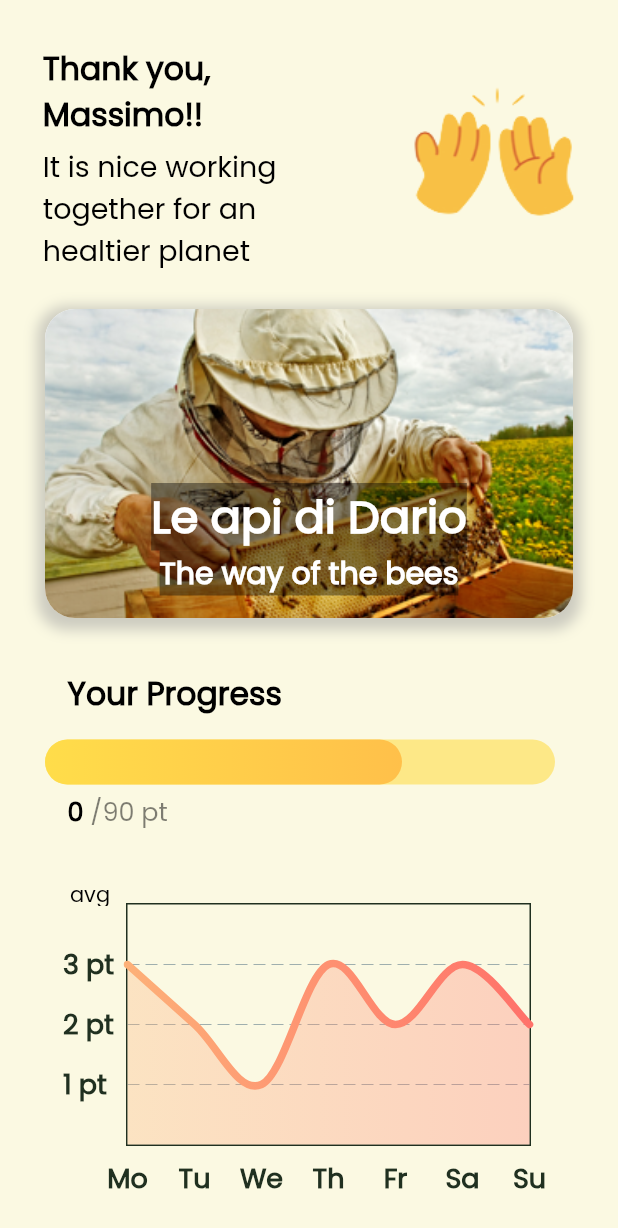
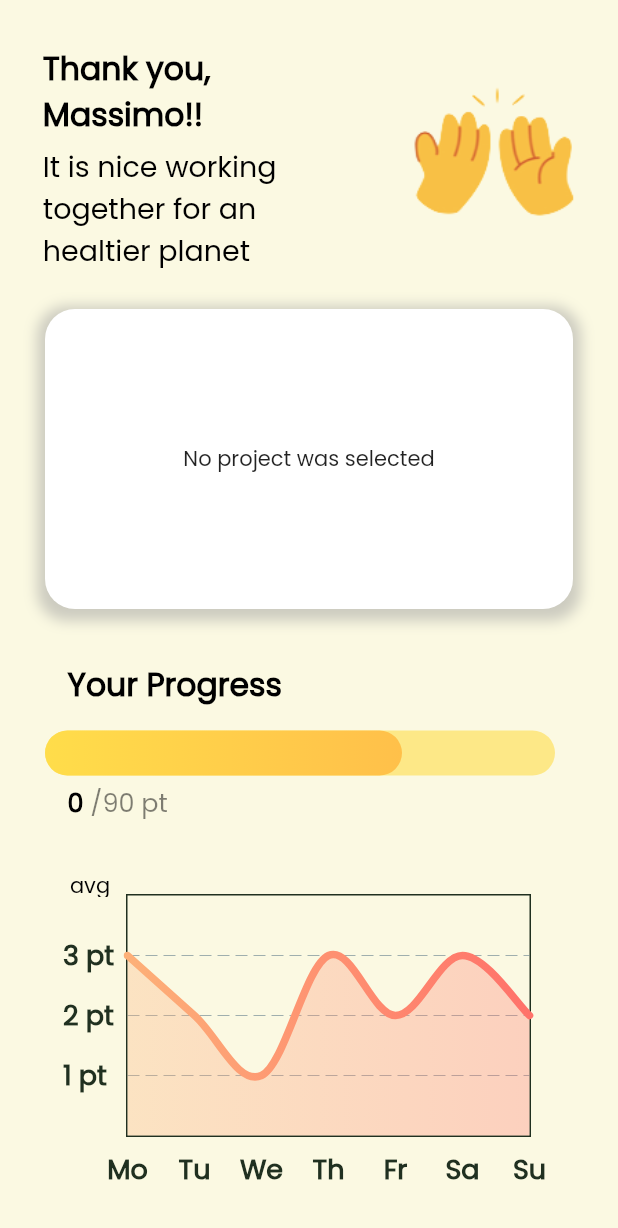
Before and after one commit to pi-surfer/Biometric_app, a Flutter app: the HomePage screen opened directly, on a phone screen of 412 x 824 dp. Shown: the top 1228 px of the screen. Run offline on Flutter 3.47's test engine with Material 2 defaults, Android fonts, the phone set to English and light mode, and no system bars; drawn by our look-alikes of fl_chart, percent_indicator; our stand-ins replace carousel_slider, jwt_decoder, material_design_icons_flutter, shared_preferences, syncfusion_flutter_charts; accounts and stored records are empty; network calls fail; statements that could not run were skipped.

Commit message:
added project provider in home

```diff
--- a/lib/screens/home_page.dart
+++ b/lib/screens/home_page.dart
@@ -1,3 +1,4 @@
+import 'package:app_project/models/projects.dart';
 import 'package:flutter/material.dart';
 import 'package:percent_indicator/percent_indicator.dart';
 import 'package:provider/provider.dart';
@@ -61,16 +62,21 @@ class _HomePageState extends State<HomePage> {
                         ),),),],
                   ),
                   SizedBox(height: 25,),
-                  GestureDetector(
+                  Consumer<SelectedProject>(builder: (context, project, child) {
+                if (project.getSelectedProject() >= 0) {
+                  Projects selectedProject =
+                      project.proj[project.getSelectedProject()];
+                  debugPrint('${project.getSelectedProject()}');
+                  return GestureDetector(
                       onTap: (){showDialog(
                     barrierColor: const Color.fromARGB(255, 56, 56, 56).withOpacity(0.3),
                     context: context,
                     builder: (_) => FunkyOverlay(
-                    mainImage: AssetImage('assets/images/arnie.png'),
-                    title: 'Le api di Dario',
-                    subtitle: 'The way of the bees',
-                    body: 'prova',
-                    isSelected: true,
+                      mainImage: AssetImage(selectedProject.imagePath),
+                      title: selectedProject.name,
+                      subtitle: selectedProject.address,
+                      body: selectedProject.phrase,
+                      isSelected: selectedProject.light,
                     ),
                                   );},
                       child: Container(
@@ -79,7 +85,7 @@ class _HomePageState extends State<HomePage> {
                         margin: EdgeInsets.only(left: 10, right: 10, bottom: 20),
                         decoration: BoxDecoration(
                           image: DecorationImage(
-                          image: AssetImage('assets/images/arnie.png'),
+                            image: AssetImage(selectedProject.imagePath),
                             fit: BoxFit.cover,
                           ),
                           shape: BoxShape.rectangle,
@@ -100,7 +106,7 @@ class _HomePageState extends State<HomePage> {
                         child: Column(
                           mainAxisAlignment: MainAxisAlignment.end,
                           children: [
-                          Text('Le api di Dario',
+                            Text(selectedProject.name,
                                 style: TextStyle(
                                   color: Color.fromARGB(255, 255, 255, 255),
                                   fontWeight: FontWeight.bold,
@@ -109,7 +115,7 @@ class _HomePageState extends State<HomePage> {
                                     ..color = Colors.black.withOpacity(0.4)
                                     ..style = PaintingStyle.fill,
                                 )),
-                          Text('The way of the bees',
+                            Text(selectedProject.address,
                                 style: TextStyle(
                                   color: Color.fromARGB(255, 255, 255, 255),
                                   fontWeight: FontWeight.bold,
@@ -122,6 +128,32 @@ class _HomePageState extends State<HomePage> {
                           ],
                         ),
                       ),
+                    ); }else {
+                          return Container(
+                            height: 200.0,
+                            width: 400.0,
+                            margin: EdgeInsets.only(left: 10, right: 10, bottom: 20),
+                            decoration: BoxDecoration(
+                            shape: BoxShape.rectangle,
+                            color: Colors.white,
+                            /*border: Border.all(
+                                  width: 2.0, color: Color.fromARGB(255, 0, 0, 0)),*/
+                            borderRadius: BorderRadius.all(Radius.circular(20)),
+                            boxShadow: [
+                              BoxShadow(
+                            color: Colors.grey.withOpacity(0.5),
+                            spreadRadius: 5,
+                            blurRadius: 7,
+                            offset: Offset(0, 3), // changes position of shadow
+                          ),
+                        ],
+                      ),
+                      alignment: Alignment.center,
+                      child: Center(
+                        child: Text('No project was selected'),
+                      ));
+                }
+              }
                   ),
                   SizedBox(height: 15,),
                   Column(
```
Lines whose indentation alone changed are shown as unchanged.
